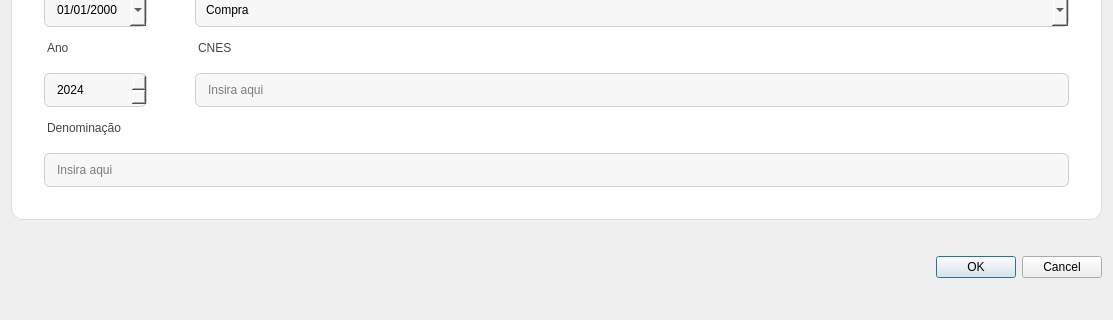
Old version of the form TELAS/tela_modernizada_labels_acima.ui in the repository llucasgustavo23-cyber/sistema; both pictures show x 0 to 1113 and y 400 to 720 of the 1113 by 720 pixel window.
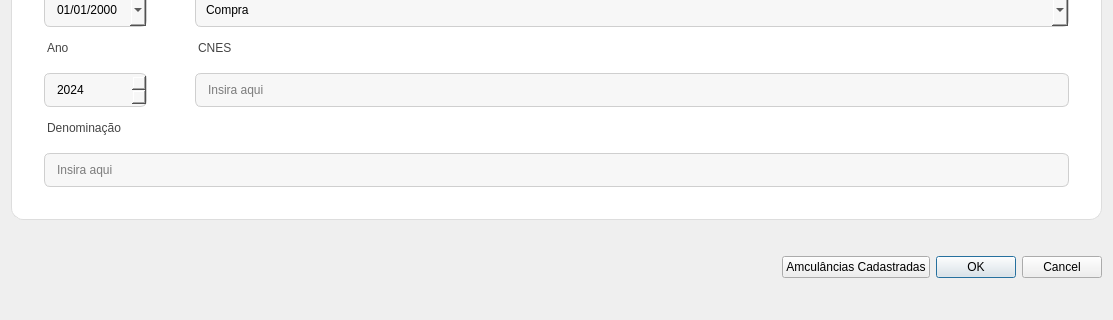
New version of the form.

Commit message: Mn, a tela Telakm agora ta funcionando, mas eu tenho que resolver a tela de lista de ambulancia, vou precisa criar uma qdialog da tela de lista ambulancia pra liga na tela de modificar e cadastrar ambulância, ai vai ficar uma widgte no menu que vai chamar a tela de lista ambulância, ai sim vai da pra excluir as ambulância, nas qdialog é so pra vizualizar.

Diff of the .ui file:
```diff
--- a/TELAS/tela_modernizada_labels_acima.ui
+++ b/TELAS/tela_modernizada_labels_acima.ui
@@ -300,6 +300,65 @@
        </property>
       </spacer>
      </item>
+     <item>
+      <spacer name="horizontalSpacer">
+       <property name="orientation">
+        <enum>Qt::Horizontal</enum>
+       </property>
+       <property name="sizeHint" stdset="0">
+        <size>
+         <width>40</width>
+         <height>20</height>
+        </size>
+       </property>
+      </spacer>
+     </item>
+     <item>
+      <spacer name="horizontalSpacer_2">
+       <property name="orientation">
+        <enum>Qt::Horizontal</enum>
+       </property>
+       <property name="sizeHint" stdset="0">
+        <size>
+         <width>40</width>
+         <height>20</height>
+        </size>
+       </property>
+      </spacer>
+     </item>
+     <item>
+      <spacer name="horizontalSpacer_3">
+       <property name="orientation">
+        <enum>Qt::Horizontal</enum>
+       </property>
+       <property name="sizeHint" stdset="0">
+        <size>
+         <width>40</width>
+         <height>20</height>
+        </size>
+       </property>
+      </spacer>
+     </item>
+     <item>
+      <spacer name="horizontalSpacer_4">
+       <property name="orientation">
+        <enum>Qt::Horizontal</enum>
+       </property>
+       <property name="sizeHint" stdset="0">
+        <size>
+         <width>40</width>
+         <height>20</height>
+        </size>
+       </property>
+      </spacer>
+     </item>
+     <item>
+      <widget class="QPushButton" name="pushButton">
+       <property name="text">
+        <string>Amculâncias Cadastradas</string>
+       </property>
+      </widget>
+     </item>
      <item>
       <widget class="QDialogButtonBox" name="buttonBox">
        <property name="sizePolicy">
```
The commit also changes 14 other files.
